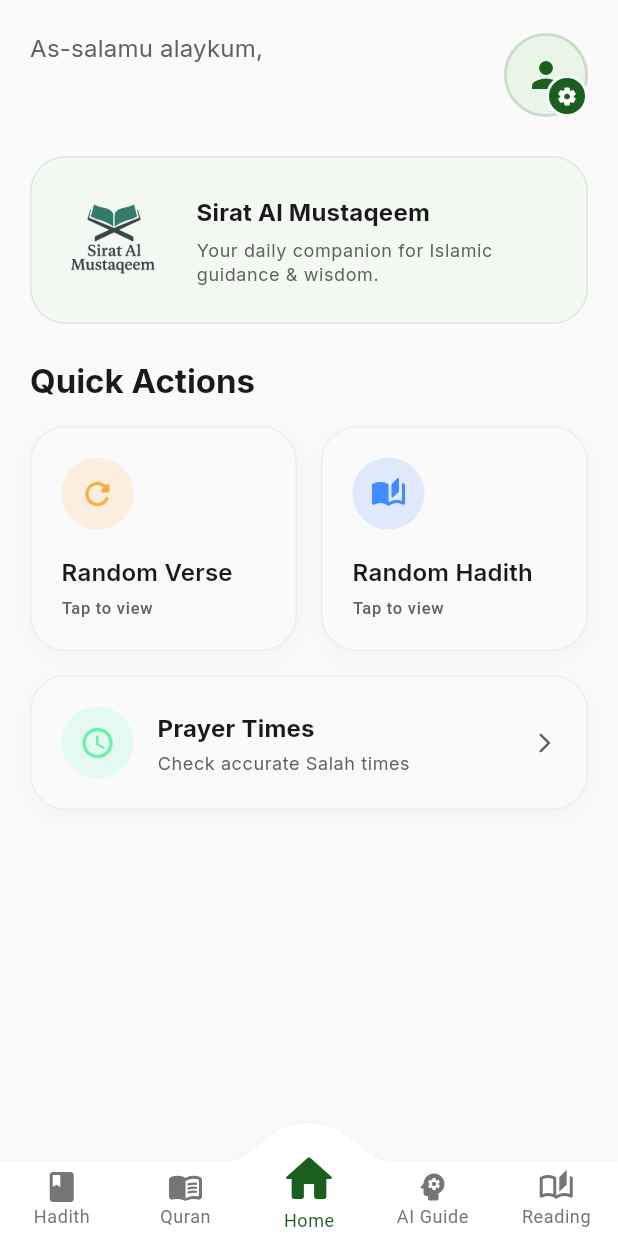
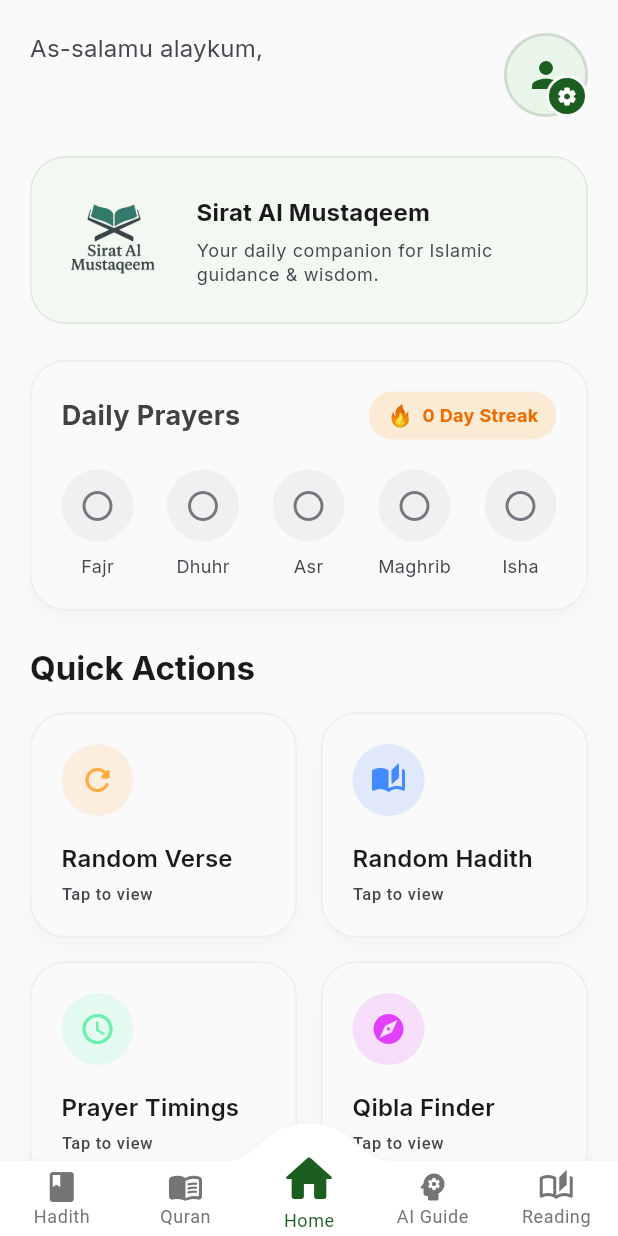
Before and after one commit to abgeemagic/Sirat-Al-Mustaqeem, a Flutter app: the screen it shows once a user with an empty profile is signed in, on a phone screen of 412 x 824 dp. Run offline on Flutter 3.47's test engine with Material 3 defaults, Android fonts, the phone set to English and light mode, and no system bars; drawn by our look-alikes of convex_bottom_bar; our stand-ins replace adhan, cloud_firestore, firebase_auth, firebase_core, flutter_local_notifications, geolocator and 6 more; missing offline and left inert: flutter_qiblah, quran; accounts and stored records are empty.

Commit message:
Version 0.2.0
1. Qibla compass
2. Prayer Tracker

```diff
--- a/lib/Features/themes.dart
+++ b/lib/Features/themes.dart
@@ -7,53 +7,56 @@ ThemeData lighttheme = ThemeData(
   brightness: Brightness.light,
   colorScheme: const ColorScheme(
     brightness: Brightness.light,
-    primary: Color(0xFF1B5E20),
+    primary: Color(0xFF1B5E20), // Keep deep green for buttons/active states
     onPrimary: Colors.white,
-    primaryContainer: Color(0xFFE8F5E8),
-    onPrimaryContainer: Color(0xFF1B5E20),
+    primaryContainer: Color(0xFFE8F5E8), // Very light green for backgrounds
+    onPrimaryContainer:
+        Color(0xFF003300), // Darker text on containers for contrast
     secondary: Color(0xFF2E7D32),
     onSecondary: Colors.white,
     secondaryContainer: Color(0xFFF1F8E9),
     onSecondaryContainer: Color(0xFF1B5E20),
     tertiary: Color(0xFF4CAF50),
     onTertiary: Colors.white,
-    tertiaryContainer: Color(0xFFE8F5E8),
-    onTertiaryContainer: Color(0xFF1B5E20),
-    error: Color(0xFFD32F2F),
+    tertiaryContainer: Color(0xFFC8E6C9),
+    onTertiaryContainer: Color(0xFF003300),
+    error: Color(0xFFB00020),
     onError: Colors.white,
-    errorContainer: Color(0xFFFFEBEE),
-    onErrorContainer: Color(0xFFB71C1C),
-    surface: Color(0xFFFAFAFA),
-    onSurface: Color(0xFF1A1A1A),
-    surfaceContainerHighest: Color(0xFFF0F0F0),
-    onSurfaceVariant: Color(0xFF616161),
-    outline: Color(0xFFE0E0E0),
-    outlineVariant: Color(0xFFF0F0F0),
+    errorContainer: Color(0xFFFFDAD6),
+    onErrorContainer: Color(0xFF410002),
+    surface: Color(0xFFFAFAFA), // Clean off-white background
+    onSurface: Color(0xFF1A1A1A), // Standard Black text
+    surfaceContainerHighest: Color(0xFFF0F0F0), // For inputs/cards
+    onSurfaceVariant: Color(0xFF44474E), // Softer grey for subtitles
+    outline: Color(0xFF74777F),
+    outlineVariant: Color(0xFFC4C7C5),
     shadow: Colors.black12,
     scrim: Colors.black54,
-    inverseSurface: Color(0xFF2A2A2A),
-    onInverseSurface: Color(0xFFFAFAFA),
+    inverseSurface: Color(0xFF303030),
+    onInverseSurface: Color(0xFFF2F2F2),
     inversePrimary: Color(0xFF81C784),
     surfaceTint: Color(0xFF1B5E20),
   ),
   textTheme: TextTheme(
+    // FIXED: Headlines are now Dark Grey (Standard Material 3)
+    // This removes the "heavy" feeling of colored text
     headlineLarge: GoogleFonts.inter(
       fontSize: 32,
       fontWeight: FontWeight.w700,
       letterSpacing: -0.5,
-      color: const Color(0xFF1B5E20),
+      color: const Color(0xFF1A1A1A),
     ),
     headlineMedium: GoogleFonts.inter(
       fontSize: 28,
       fontWeight: FontWeight.w600,
       letterSpacing: 0,
-      color: const Color(0xFF1B5E20),
+      color: const Color(0xFF1A1A1A),
     ),
     headlineSmall: GoogleFonts.inter(
       fontSize: 24,
       fontWeight: FontWeight.w600,
       letterSpacing: 0,
-      color: const Color(0xFF1B5E20),
+      color: const Color(0xFF1A1A1A),
     ),
     titleLarge: GoogleFonts.inter(
       fontSize: 22,
@@ -95,32 +98,34 @@ ThemeData lighttheme = ThemeData(
   appBarTheme: AppBarTheme(
     elevation: 0,
     scrolledUnderElevation: 2,
-    backgroundColor: const Color(0xFF1B5E20),
-    foregroundColor: Colors.white,
-    surfaceTintColor: const Color(0xFF1B5E20),
+    // Modern approach: Use Surface color for AppBar with Colored Text
+    // This feels lighter and cleaner than a solid block of green
+    backgroundColor: const Color(0xFFFAFAFA),
+    foregroundColor: const Color(0xFF1B5E20), // Green Icons/Text
+    surfaceTintColor: const Color(0xFFFAFAFA),
     centerTitle: true,
     titleTextStyle: GoogleFonts.inter(
       fontSize: 20,
-      fontWeight: FontWeight.w600,
-      color: Colors.white,
+      fontWeight: FontWeight.w700, // Slightly bolder to stand out
+      color: const Color(0xFF1B5E20), // Primary Green Title
       letterSpacing: 0,
     ),
     iconTheme: const IconThemeData(
-      color: Colors.white,
+      color: Color(0xFF1B5E20),
       size: 24,
     ),
   ),
   cardTheme: const CardThemeData(
-    elevation: 2,
-    shadowColor: Colors.black12,
+    elevation: 0, // Flat modern look
     shape: RoundedRectangleBorder(
       borderRadius: BorderRadius.all(Radius.circular(16)),
+      side: BorderSide(color: Color(0xFFE0E0E0), width: 1), // Subtle border
     ),
     color: Colors.white,
   ),
   elevatedButtonTheme: ElevatedButtonThemeData(
     style: ElevatedButton.styleFrom(
-      elevation: 2,
+      elevation: 0, // Flat button
       backgroundColor: const Color(0xFF1B5E20),
       foregroundColor: Colors.white,
       padding: const EdgeInsets.symmetric(horizontal: 24, vertical: 12),
@@ -135,16 +140,17 @@ ThemeData lighttheme = ThemeData(
     ),
   ),
   bottomAppBarTheme: const BottomAppBarTheme(
-    color: Color(0xFFFAFAFA),
-    elevation: 8,
+    color: Colors.white,
+    elevation: 3,
+    shadowColor: Colors.black12,
   ),
   iconTheme: const IconThemeData(
     color: Color(0xFF424242),
     size: 24,
   ),
   drawerTheme: const DrawerThemeData(
-    backgroundColor: Color(0xFFFAFAFA),
-    surfaceTintColor: Color(0xFFFAFAFA),
+    backgroundColor: Colors.white,
+    surfaceTintColor: Colors.white,
   ),
 );
 
--- /dev/null
+++ b/lib/Models/prayer_log.dart
@@ -0,0 +1,48 @@
+import 'dart:convert';
+
+class PrayerLog {
+  String date;
+  bool fajr;
+  bool dhuhr;
+  bool asr;
+  bool maghrib;
+  bool isha;
+
+  PrayerLog({
+    required this.date,
+    this.fajr = false,
+    this.dhuhr = false,
+    this.asr = false,
+    this.maghrib = false,
+    this.isha = false,
+  });
+
+  // Convert to JSON (Text) to save
+  Map<String, dynamic> toMap() {
+    return {
+      'date': date,
+      'fajr': fajr,
+      'dhuhr': dhuhr,
+      'asr': asr,
+      'maghrib': maghrib,
+      'isha': isha,
+    };
+  }
+
+  // Create from JSON (Text) when loading
+  factory PrayerLog.fromMap(Map<String, dynamic> map) {
+    return PrayerLog(
+      date: map['date'],
+      fajr: map['fajr'] ?? false,
+      dhuhr: map['dhuhr'] ?? false,
+      asr: map['asr'] ?? false,
+      maghrib: map['maghrib'] ?? false,
+      isha: map['isha'] ?? false,
+    );
+  }
+
+  String toJson() => json.encode(toMap());
+
+  factory PrayerLog.fromJson(String source) =>
+      PrayerLog.fromMap(json.decode(source));
+}
--- /dev/null
+++ b/lib/Services/prayer_tracker_service.dart
@@ -0,0 +1,83 @@
+import 'package:shared_preferences/shared_preferences.dart';
+import 'package:intl/intl.dart';
+import 'package:molvi/Models/prayer_log.dart';
+
+class PrayerTrackerService {
+  // Helper to get today's date key (e.g. "2025-01-17")
+  String get _today => DateFormat('yyyy-MM-dd').format(DateTime.now());
+
+  // LOAD TODAY'S LOG
+  Future<PrayerLog> getTodayLog() async {
+    final prefs = await SharedPreferences.getInstance();
+    String? data = prefs.getString('prayer_$_today');
+
+    if (data != null) {
+      return PrayerLog.fromJson(data);
+    } else {
+      // Create fresh log for today
+      return PrayerLog(date: _today);
+    }
+  }
+
+  // TOGGLE A PRAYER & SAVE
+  Future<PrayerLog> togglePrayer(String prayerName) async {
+    final prefs = await SharedPreferences.getInstance();
+
+    // 1. Get current state
+    PrayerLog log = await getTodayLog();
+
+    // 2. Update the specific prayer
+    switch (prayerName) {
+      case 'Fajr':
+        log.fajr = !log.fajr;
+        break;
+      case 'Dhuhr':
+        log.dhuhr = !log.dhuhr;
+        break;
+      case 'Asr':
+        log.asr = !log.asr;
+        break;
+      case 'Maghrib':
+        log.maghrib = !log.maghrib;
+        break;
+      case 'Isha':
+        log.isha = !log.isha;
+        break;
+    }
+
+    // 3. Save back to storage
+    await prefs.setString('prayer_$_today', log.toJson());
+    return log;
+  }
+
+  // CALCULATE STREAK
+  Future<int> calculateStreak() async {
+    final prefs = await SharedPreferences.getInstance();
+    int streak = 0;
+
+    // Start checking from yesterday
+    DateTime checkDate = DateTime.now().subtract(const Duration(days: 1));
+
+    while (true) {
+      String dateKey = DateFormat('yyyy-MM-dd').format(checkDate);
+      String? data = prefs.getString('prayer_$dateKey');
+
+      if (data != null) {
+        PrayerLog log = PrayerLog.fromJson(data);
+        if (_isDayComplete(log)) {
+          streak++;
+          checkDate = checkDate.subtract(const Duration(days: 1));
+        } else {
+          break; // Streak broken
+        }
+      } else {
+        break; // No data for this day
+      }
+    }
+    return streak;
+  }
+
+  bool _isDayComplete(PrayerLog log) {
+    return log.fajr && log.dhuhr && log.asr && log.maghrib && log.isha;
+  }
+}
--- /dev/null
+++ b/lib/Widgets/prayer_tracker_card.dart
@@ -0,0 +1,190 @@
+import 'package:flutter/material.dart';
+import 'package:flutter/services.dart'; // For Haptic
+import 'package:google_fonts/google_fonts.dart';
+import 'package:molvi/Services/prayer_tracker_service.dart';
+import 'package:molvi/Models/prayer_log.dart'; // Make sure this imports your NEW model (not the old Hive one)
+
+class PrayerTrackerCard extends StatefulWidget {
+  const PrayerTrackerCard({super.key});
+
+  @override
+  State<PrayerTrackerCard> createState() => _PrayerTrackerCardState();
+}
+
+class _PrayerTrackerCardState extends State<PrayerTrackerCard> {
+  final _tracker = PrayerTrackerService();
+
+  // Make this nullable (?) so we don't need 'late' and can check if it exists
+  PrayerLog? _todayLog;
+  int _streak = 0;
+  bool _isLoading = true;
+
+  @override
+  void initState() {
+    super.initState();
+    _loadData();
+  }
+
+  Future<void> _loadData() async {
+    // 1. Fetch data from Service
+    PrayerLog log = await _tracker.getTodayLog();
+    int streak = await _tracker.calculateStreak();
+
+    // 2. Update UI safely
+    if (mounted) {
+      setState(() {
+        _todayLog = log;
+        _streak = streak;
+        _isLoading = false;
+      });
+    }
+  }
+
+  Future<void> _togglePrayer(String prayer) async {
+    HapticFeedback.mediumImpact(); // Satisfying vibration
+    await _tracker.togglePrayer(prayer);
+    await _loadData(); // Reload to get the updated status and potentially updated streak
+  }
+
+  @override
+  Widget build(BuildContext context) {
+    final colorScheme = Theme.of(context).colorScheme;
+
+    // Loading State: Show a nice skeleton or loader
+    if (_isLoading || _todayLog == null) {
+      return Container(
+        height: 160,
+        margin: const EdgeInsets.symmetric(horizontal: 20),
+        decoration: BoxDecoration(
+          color: colorScheme.surface,
+          borderRadius: BorderRadius.circular(24),
+        ),
+        child: const Center(child: CircularProgressIndicator()),
+      );
+    }
+
+    return Container(
+      padding: const EdgeInsets.all(20),
+      // margin: const EdgeInsets.symmetric(horizontal: 20), // Added margin for better spacing
+      decoration: BoxDecoration(
+        color: colorScheme.surface,
+        borderRadius: BorderRadius.circular(24),
+        border: Border.all(
+          color: Theme.of(context).brightness == Brightness.dark
+              ? Colors.white10
+              : Colors.black.withOpacity(0.05),
+        ),
+        boxShadow: [
+          BoxShadow(
+            color: Colors.black.withOpacity(0.03),
+            blurRadius: 10,
+            offset: const Offset(0, 4),
+          ),
+        ],
+      ),
+      child: Column(
+        children: [
+          // HEADER: Title + Streak
+          Row(
+            mainAxisAlignment: MainAxisAlignment.spaceBetween,
+            children: [
+              Text(
+                "Daily Prayers",
+                style: GoogleFonts.inter(
+                  fontWeight: FontWeight.bold,
+                  fontSize: 18,
+                ),
+              ),
+              Container(
+                padding:
+                    const EdgeInsets.symmetric(horizontal: 12, vertical: 6),
+                decoration: BoxDecoration(
+                  color: Colors.orange.withOpacity(0.15),
+                  borderRadius: BorderRadius.circular(20),
+                ),
+                child: Row(
+                  children: [
+                    const Text("🔥", style: TextStyle(fontSize: 14)),
+                    const SizedBox(width: 6),
+                    Text(
+                      "$_streak Day Streak",
+                      style: GoogleFonts.inter(
+                        fontSize: 12,
+                        fontWeight: FontWeight.bold,
+                        color: Colors.orange[800],
+                      ),
+                    ),
+                  ],
+                ),
+              )
+            ],
+          ),
+
+          const SizedBox(height: 20),
+
+          // PRAYER BUTTONS ROW
+          Row(
+            mainAxisAlignment: MainAxisAlignment.spaceBetween,
+            children: [
+              // We use ! here safely because we checked for null at the top of build()
+              _buildPrayerItem("Fajr", _todayLog!.fajr),
+              _buildPrayerItem("Dhuhr", _todayLog!.dhuhr),
+              _buildPrayerItem("Asr", _todayLog!.asr),
+              _buildPrayerItem("Maghrib", _todayLog!.maghrib),
+              _buildPrayerItem("Isha", _todayLog!.isha),
+            ],
+          ),
+        ],
+      ),
+    );
+  }
+
+  Widget _buildPrayerItem(String name, bool isCompleted) {
+    final colorScheme = Theme.of(context).colorScheme;
+
+    return GestureDetector(
+      onTap: () => _togglePrayer(name),
+      child: Column(
+        children: [
+          AnimatedContainer(
+            duration: const Duration(milliseconds: 300),
+            curve: Curves.easeOutBack,
+            height: 48,
+            width: 48,
+            decoration: BoxDecoration(
+              color: isCompleted
+                  ? colorScheme.primary
+                  : colorScheme.surfaceContainerHighest,
+              shape: BoxShape.circle,
+              boxShadow: isCompleted
+                  ? [
+                      BoxShadow(
+                        color: colorScheme.primary.withOpacity(0.4),
+                        blurRadius: 8,
+                        offset: const Offset(0, 4),
+                      )
+                    ]
+                  : [],
+            ),
+            child: isCompleted
+                ? Icon(Icons.check_rounded,
+                    color: colorScheme.onPrimary, size: 28)
+                : Icon(Icons.circle_outlined,
+                    color: colorScheme.outline, size: 24),
+          ),
+          const SizedBox(height: 8),
+          Text(
+            name,
+            style: GoogleFonts.inter(
+              fontSize: 12,
+              fontWeight: isCompleted ? FontWeight.w600 : FontWeight.w400,
+              color: isCompleted
+                  ? colorScheme.primary
+                  : colorScheme.onSurfaceVariant,
+            ),
+          ),
+        ],
+      ),
+    );
+  }
+}
--- a/lib/main.dart
+++ b/lib/main.dart
@@ -3,6 +3,7 @@ import 'package:firebase_core/firebase_core.dart';
 import 'package:firebase_auth/firebase_auth.dart';
 import 'package:molvi/Pages/aipage.dart';
 import 'package:molvi/Pages/hadithpage.dart';
+import 'package:molvi/Pages/qibla_compass_page.dart';
 import 'package:molvi/Pages/quranpage.dart';
 import 'package:molvi/Features/randomversepage.dart';
 import 'package:molvi/Pages/salahpage.dart';
@@ -10,6 +11,7 @@ import 'package:molvi/Pages/settings.dart';
 import 'package:molvi/Features/themes.dart' as theme;
 import 'package:molvi/Features/reading_mode_page.dart';
 import 'package:molvi/Firebase/auth_service.dart';
+import 'package:molvi/Widgets/prayer_tracker_card.dart';
 import 'Firebase/firebase_options.dart';
 import 'package:convex_bottom_bar/convex_bottom_bar.dart';
 import 'package:molvi/Features/notification_service.dart';
@@ -168,9 +170,6 @@ class LoginPage extends StatelessWidget {
   }
 }
 
-// ---------------------------------------------------------
-// IMPROVED MAIN NAVIGATOR
-// ---------------------------------------------------------
 class MainNavigator extends StatefulWidget {
   const MainNavigator({super.key});
   @override
@@ -321,7 +320,9 @@ class _HomeState extends State<Home> {
 
               // 2. Main Banner (Logo + Slogan)
               _buildMainBanner(context),
+              const SizedBox(height: 24),
 
+              const PrayerTrackerCard(),
               const SizedBox(height: 24),
 
               // 3. Quick Actions Grid
@@ -365,15 +366,32 @@ class _HomeState extends State<Home> {
               ),
               const SizedBox(height: 16),
               // Full width card
-              _buildActionCard(
-                context,
-                icon: Icons.schedule_rounded,
-                title: 'Prayer Times',
-                subtitle: 'Check accurate Salah times',
-                color: Colors.greenAccent,
-                isHorizontal: true,
-                onTap: () => Navigator.push(context,
-                    MaterialPageRoute(builder: (_) => const SalahPage())),
+              Row(
+                children: [
+                  Expanded(
+                    child: _buildActionCard(
+                      context,
+                      icon: Icons.schedule_rounded,
+                      title: 'Prayer Timings',
+                      color: Colors.greenAccent,
+                      onTap: () => Navigator.push(context,
+                          MaterialPageRoute(builder: (_) => const SalahPage())),
+                    ),
+                  ),
+                  const SizedBox(width: 16),
+                  Expanded(
+                    child: _buildActionCard(
+                      context,
+                      icon: Icons.explore_rounded, // Compass Icon
+                      title: 'Qibla Finder',
+                      color: Colors.purpleAccent, // Fun distinct color
+                      onTap: () => Navigator.push(
+                          context,
+                          MaterialPageRoute(
+                              builder: (_) => const QiblaCompassPage())),
+                    ),
+                  ),
+                ],
               ),
             ],
           ),
--- a/pubspec.yaml
+++ b/pubspec.yaml
@@ -43,7 +43,7 @@ dependencies:
   google_sign_in: ^6.3.0
   firebase_core_web: ^2.22.0
   flutter_dotenv: ^5.1.0
-  geolocator: ^14.0.2
+  geolocator: ^13.0.4
   permission_handler: ^12.0.1
   adhan: ^2.0.0+1
   intl: ^0.20.2
@@ -53,6 +53,9 @@ dependencies:
   package_info_plus: ^8.0.0
   flutter_local_notifications: ^18.0.1
   timezone: ^0.10.0
+  flutter_qiblah: ^3.1.0+1
+  flutter_map: ^8.2.2
+  latlong2: ^0.9.1
 
 dev_dependencies:
   flutter_test:
```
Also changed, not shown: lib/Pages/qibla_compass_page.dart (added, +269 -0 lines), pubspec.lock.
